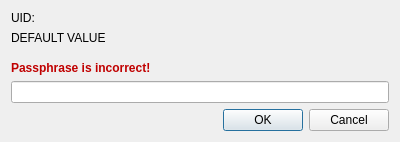
This is src/passphrasedialog.ui in sigsergv/guzum as Qt 5 draws it before an edit. The edited form follows.
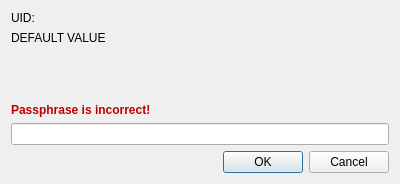
This is the edited form.

Commit message: Ui improvements (default dialog geometry and editor font)

Patch:
```diff
--- a/src/passphrasedialog.ui
+++ b/src/passphrasedialog.ui
@@ -7,7 +7,7 @@
     <x>0</x>
     <y>0</y>
     <width>400</width>
-    <height>142</height>
+    <height>184</height>
    </rect>
   </property>
   <property name="windowTitle">
```
The commit also changes 1 other file.
